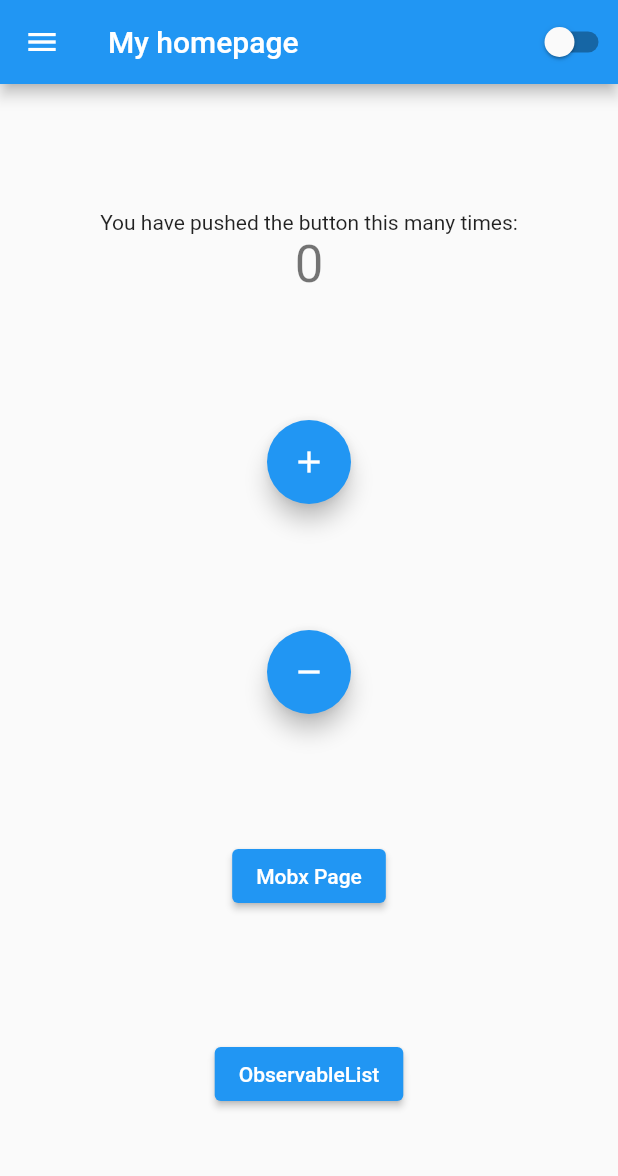
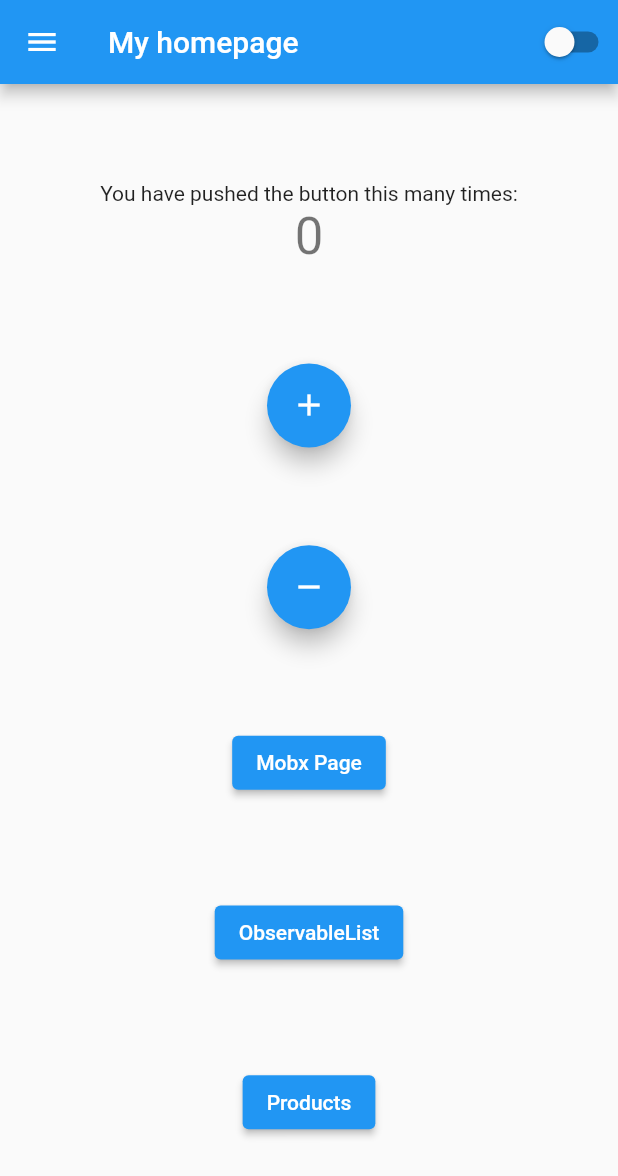
Before and after one commit to brunoleomont/flutter-playground, a Flutter app: the screen it shows after launch, on a phone screen of 412 x 824 dp. Shown: the top 1176 px of the screen. Run offline on Flutter 3.47's test engine with Material 2 defaults, Android fonts, the phone set to English and light mode, and no system bars; our stand-ins replace dio, flutter_mobx, get_it, mobx, rxdart; generated files the repository leaves out were written again.

```diff
--- a/lib/main.dart
+++ b/lib/main.dart
@@ -148,7 +148,12 @@ class _MyHomePageState extends State<MyHomePage> {
               onPressed: () {
                 Navigator.pushNamed(context, 'observable-list');
               },
-              child: Text('ObservableList'))
+              child: Text('ObservableList')),
+          ElevatedButton(
+              onPressed: () {
+                Navigator.pushNamed(context, 'products');
+              },
+              child: Text('Products'))
         ],
       ),
     );
```
